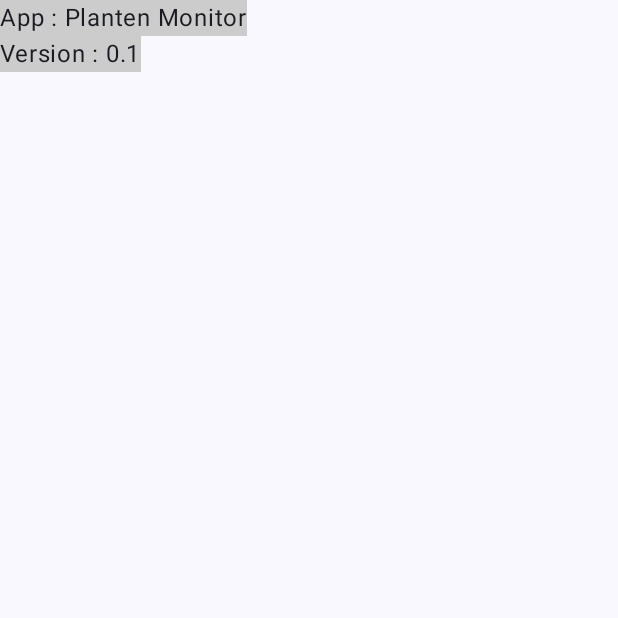
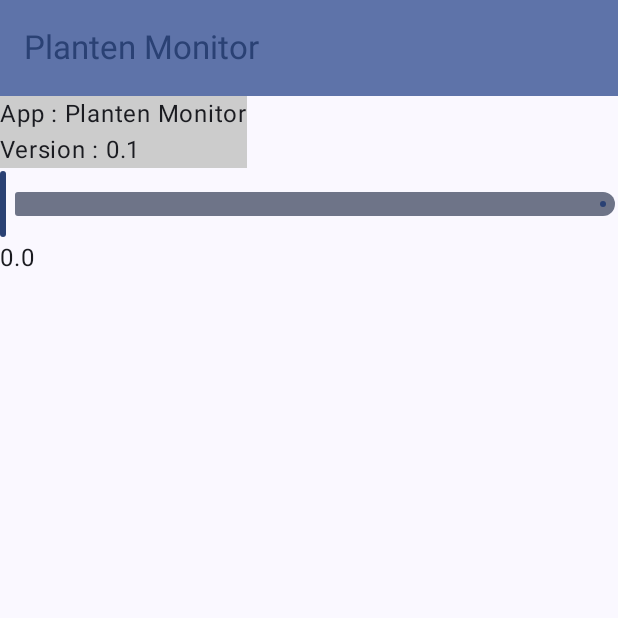
Before and after one commit to michadehaan1/eltE4MdHSH, an Android app built with Jetpack Compose: the screen it shows after launch (MainActivity), on a phone screen of 412 x 824 dp, the top half of it. Run offline under Robolectric (Android 15) with nearby library versions, the phone set to English and light mode, and no system bars.

Commit message:
- Changed application information to one function: AppInfo. - Added TopBar. - Added Slider. - Removed Greeting.

```diff
--- a/app/src/main/java/com/example/myapplication/MainActivity.kt
+++ b/app/src/main/java/com/example/myapplication/MainActivity.kt
@@ -7,18 +7,29 @@ import androidx.activity.enableEdgeToEdge
 import androidx.compose.foundation.gestures.draggable
 import androidx.compose.foundation.layout.Box
 import androidx.compose.foundation.layout.Column
+import androidx.compose.foundation.layout.PaddingValues
 import androidx.compose.foundation.layout.fillMaxSize
 import androidx.compose.foundation.layout.padding
 import androidx.compose.foundation.layout.size
+import androidx.compose.material3.ExperimentalMaterial3Api
+import androidx.compose.material3.MaterialTheme
 import androidx.compose.material3.Scaffold
+import androidx.compose.material3.Slider
 import androidx.compose.material3.Text
 import androidx.compose.runtime.Composable
 import androidx.compose.ui.Modifier
 import androidx.compose.ui.tooling.preview.Preview
 import com.example.myapplication.ui.theme.MyApplicationTheme
 import androidx.compose.material3.Surface
+import androidx.compose.material3.TopAppBar
+import androidx.compose.material3.TopAppBarDefaults
+import androidx.compose.runtime.mutableFloatStateOf
 import androidx.compose.ui.graphics.Color
 import androidx.compose.ui.unit.dp
+import androidx.compose.runtime.remember
+import androidx.compose.runtime.mutableFloatStateOf
+import androidx.compose.runtime.getValue
+import androidx.compose.runtime.setValue
 
 
 class MainActivity : ComponentActivity() {
@@ -33,12 +44,13 @@ class MainActivity : ComponentActivity() {
                         modifier = Modifier
                         .padding(innerPadding)
                     ) {
-                        First(
-                            name_one = "Planten Monitor"
+                        TopBar()
+                        AppInfo(
+                            app_name = "Planten Monitor",
+                            app_version = "0.1"
                         )
-                        Second(
-                            name_two = "0.1"
-                        )
+                        Slider()
+
                     }
                 }
             }
@@ -46,35 +58,44 @@ class MainActivity : ComponentActivity() {
     }
 }
 
+// https://developer.android.com/develop/ui/compose/components/slider Geraadpleegd op 24-09-2024, door S. Helmantel.
+@Preview
 @Composable
-fun First(name_one: String, modifier: Modifier = Modifier) {
+fun Slider() {
+    var sliderPosition by remember { mutableFloatStateOf(0f) }
+    Column {
+        Slider(
+            value = sliderPosition,
+            onValueChange = { sliderPosition = it }
+        )
+        Text(text = sliderPosition.toString())
+    }
+}
+
+// https://developer.android.com/develop/ui/compose/components/app-bars Geraadpleegd op 24-09-2024, door S. Helmantel.
+@OptIn(ExperimentalMaterial3Api::class)
+@Composable
+fun TopBar() {
+            TopAppBar(
+                colors = TopAppBarDefaults.topAppBarColors(
+                    containerColor = MaterialTheme.colorScheme.primaryContainer,
+                    titleContentColor = MaterialTheme.colorScheme.primary,
+                ),
+                title = {
+                    Text("Planten Monitor")
+                }
+            )
+}
+
+@Composable
+fun AppInfo(app_name: String, app_version: String, modifier: Modifier = Modifier) {
     Surface(color = Color.LightGray) {
         Text(
-            text = "App : $name_one",
+            text = "App : $app_name" +
+            "\nVersion : $app_version",
             //modifier = modifier
             //modifier = Modifier.padding(8.dp) // Add padding.
             //modifier = Modifier.androidx.compose.ui.Modifier.size(30.dp) // Not working.
         )
     }
 }
-@Composable
-fun Second(name_two: String, modifier: Modifier = Modifier) {
-    Surface(color = Color.LightGray) {
-        Text(
-            text = "Version : $name_two",
-            //modifier = modifier
-            //modifier = Modifier.padding(8.dp) // Add padding.
-            //modifier = Modifier.androidx.compose.ui.Modifier.size(30.dp) // Not working.
-        )
-    }
-}
-
-
-@Preview(showBackground = true)
-@Composable
-fun GreetingPreview() {
-    MyApplicationTheme {
-        First("Planten monitor")
-        Second("V0.1")
-    }
-}
```
